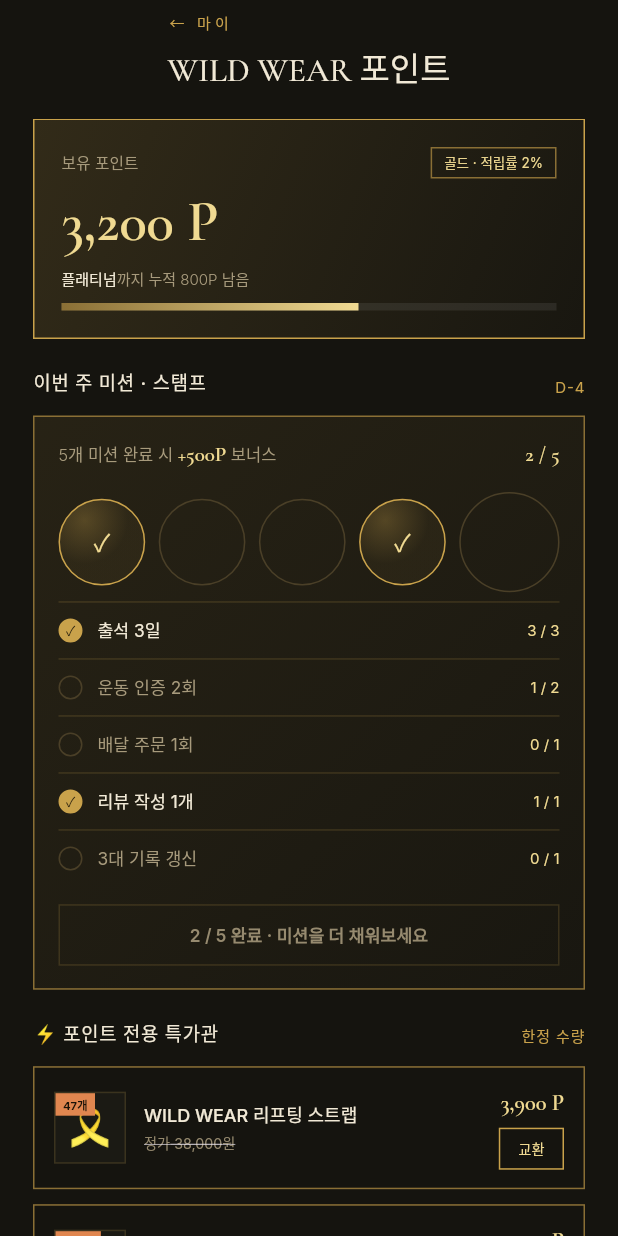
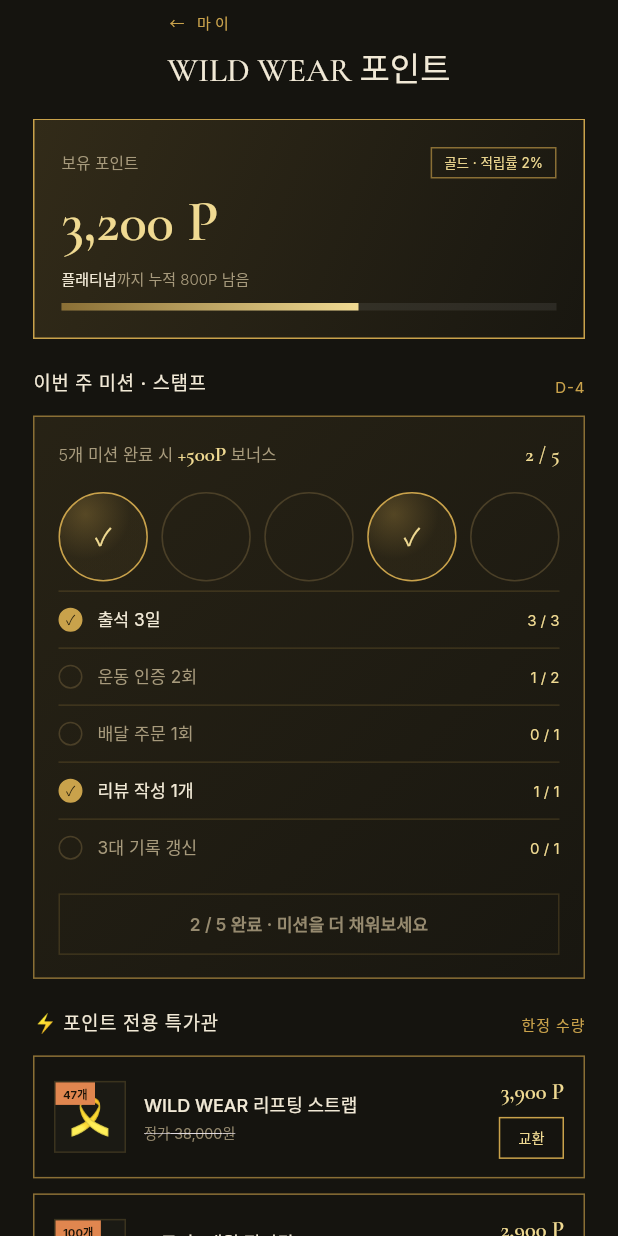
Before and after one commit to Seungho-Sohn/fit_link, a Flutter app: the PointsScreen widget shown alone on an empty page, opened directly, on a phone screen of 412 x 824 dp. Run offline on Flutter 3.47's test engine with Material 3 defaults, Android fonts, the phone set to English and light mode, and no system bars; our stand-ins replace flutter_map, geolocator, go_router, google_fonts, latlong2, shared_preferences; accounts and stored records are empty.

Commit message:
포인트 화면 미션 스탬프 5개 중 마지막만 크던 문제 수정
각 칸 안에 오른쪽 간격(9px)을 넣던 방식이라 간격이 없는 마지막 칸만 9px 컸음
(61.4px vs 70.4px). 간격을 칸 사이의 별도 공간으로 옮기고, 모든 스탬프 크기가
같은지 확인하는 테스트 추가.

Co-Authored-By: Claude Opus 5.5 <noreply@anthropic.com>

```diff
--- a/lib/screens/my_screen.dart
+++ b/lib/screens/my_screen.dart
@@ -156,12 +156,13 @@ class PointsScreen extends StatelessWidget {
               Text('$done / ${_s.missions.length}', style: F.gnum(size: 14)),
             ]),
             const SizedBox(height: 15),
+            // 스탬프 사이 간격은 따로 둔다 (칸 안에 간격을 넣으면 마지막 스탬프만 커짐)
             Row(children: [
-              for (int i = 0; i < _s.missions.length; i++)
+              for (int i = 0; i < _s.missions.length; i++) ...[
+                if (i > 0) const SizedBox(width: 9),
                 Expanded(
-                  child: Padding(
-                    padding: EdgeInsets.only(right: i < _s.missions.length - 1 ? 9 : 0),
                   child: AspectRatio(
+                    key: ValueKey('mission-stamp-$i'),
                     aspectRatio: 1,
                     child: Builder(builder: (_) {
                       final on = _s.missions[i].isDone;
@@ -177,7 +178,7 @@ class PointsScreen extends StatelessWidget {
                     }),
                   ),
                 ),
-                ),
+              ],
             ]),
             const SizedBox(height: 6),
             for (final m in _s.missions)
```
Also changed, not shown: 1 other file. Lines whose indentation alone changed are shown as unchanged.
